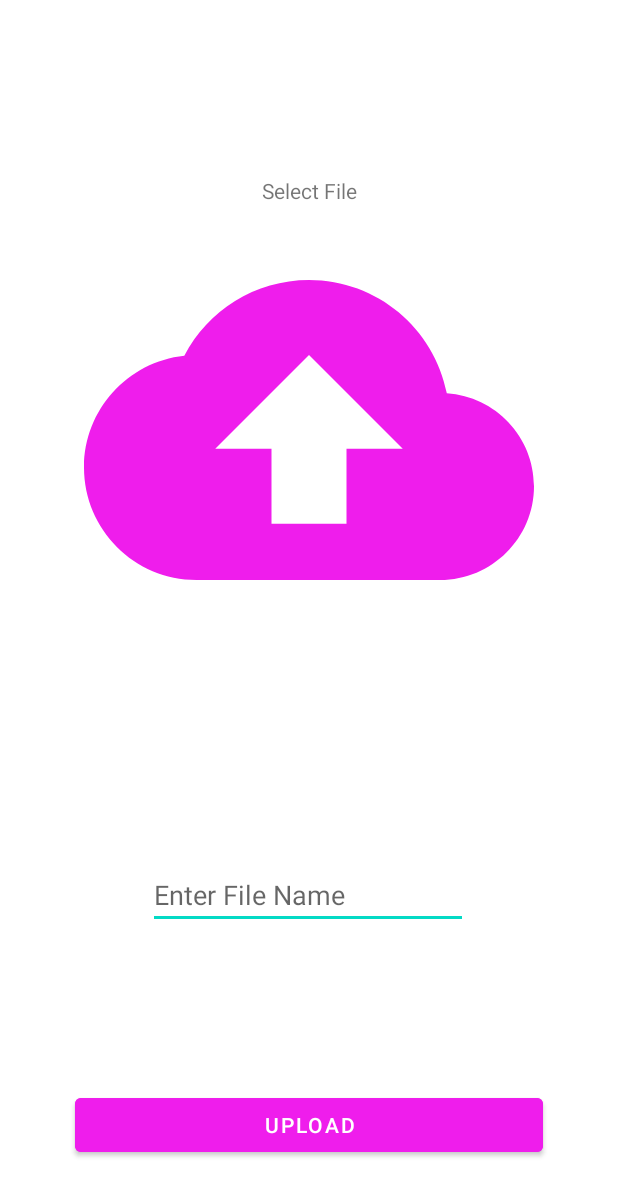
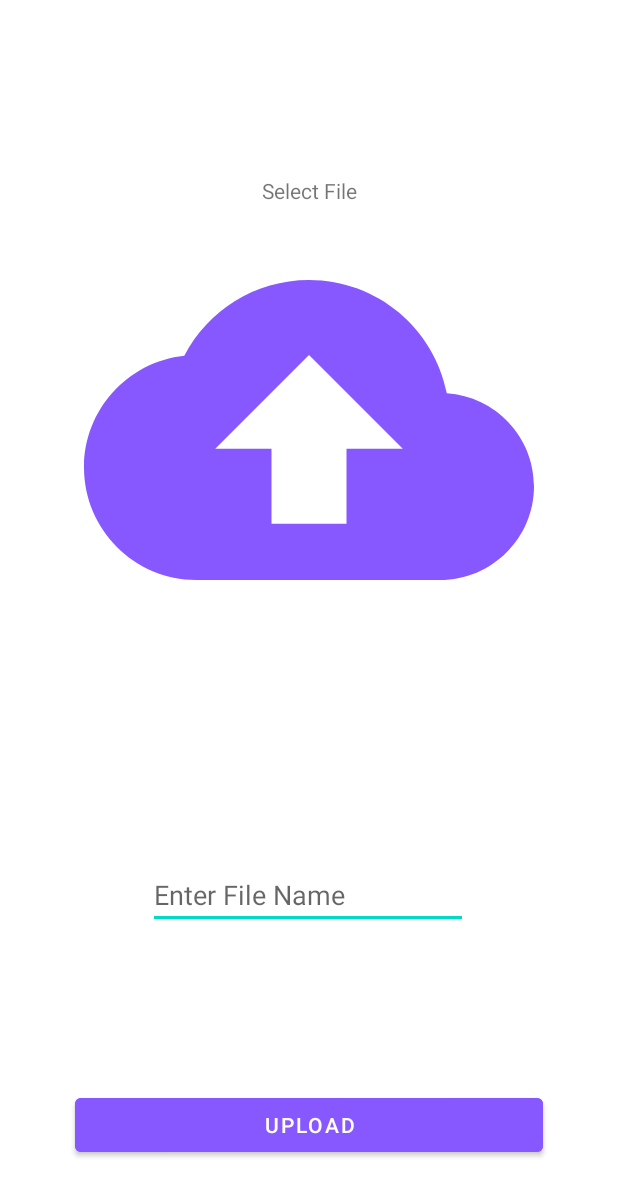
Before and after one commit to attadeep28/MOS-Note-24, an Android app: the FileUploadPage screen opened directly, with no data from a screen before it, on a phone screen of 412 x 824 dp. Shown: the top 1196 px of the screen. Run offline under Robolectric (Android 15) with nearby library versions, the phone set to English and light mode, and no system bars; our stand-ins replace Firebase (no records; nobody signed in at launch, a user with empty details on screens opened directly).

Commit message:
Updated UI 2

```diff
--- a/app/src/main/res/drawable/ic_baseline_cloud_upload_24.xml
+++ b/app/src/main/res/drawable/ic_baseline_cloud_upload_24.xml
@@ -1,4 +1,4 @@
-<vector android:height="24dp" android:tint="#EF1DEC"
+<vector android:height="24dp" android:tint="#8758FF"
     android:viewportHeight="24" android:viewportWidth="24"
     android:width="24dp" xmlns:android="http://schemas.android.com/apk/res/android">
     <path android:fillColor="@android:color/white" android:pathData="M19.35,10.04C18.67,6.59 15.64,4 12,4 9.11,4 6.6,5.64 5.35,8.04 2.34,8.36 0,10.91 0,14c0,3.31 2.69,6 6,6h13c2.76,0 5,-2.24 5,-5 0,-2.64 -2.05,-4.78 -4.65,-4.96zM14,13v4h-4v-4H7l5,-5 5,5h-3z"/>
--- a/app/src/main/res/layout/activity_file_upload_page.xml
+++ b/app/src/main/res/layout/activity_file_upload_page.xml
@@ -11,7 +11,7 @@
         android:layout_height="wrap_content"
         android:layout_marginHorizontal="50dp"
         android:layout_marginBottom="50dp"
-        android:backgroundTint="#EF1DEC"
+        android:backgroundTint="#8758FF"
         android:text="Upload"
         app:layout_constraintBottom_toBottomOf="parent"
         app:layout_constraintEnd_toEndOf="parent"
--- a/app/src/main/res/layout/activity_main.xml
+++ b/app/src/main/res/layout/activity_main.xml
@@ -35,7 +35,7 @@
         android:layout_width="match_parent"
         android:layout_height="?attr/actionBarSize"
         android:layout_below="@id/toolbar"
-        app:tabTextColor = "#77a3a7"
+        app:tabTextColor = "#CE9BE8"
         app:tabSelectedTextColor="@color/white"
         app:tabIndicatorColor = "@color/white"
         android:background="#8758FF">
```
